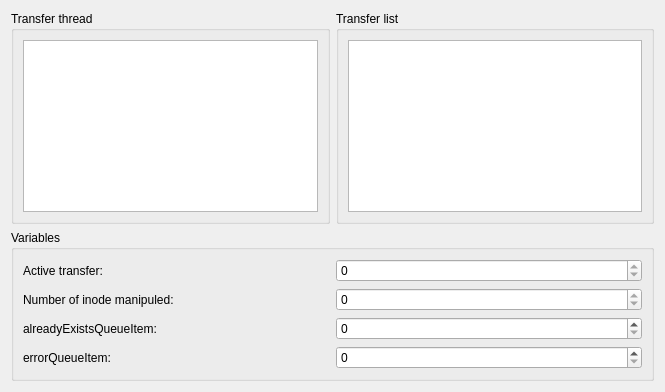
The window that plugins/CopyEngine/Ultracopier-Spec/debugDialog.ui (alphaonex86/Ultracopier) describes before a commit, drawn with Qt 5.
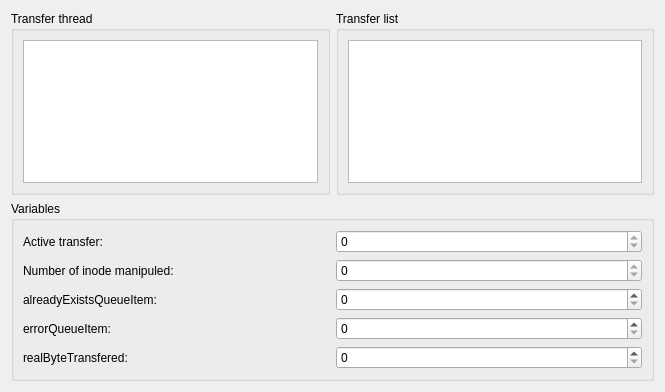
The same window after the commit.

```diff
--- a/plugins/CopyEngine/Ultracopier-Spec/debugDialog.ui
+++ b/plugins/CopyEngine/Ultracopier-Spec/debugDialog.ui
@@ -110,6 +110,20 @@
         </property>
        </widget>
       </item>
+      <item row="4" column="0">
+       <widget class="QLabel" name="label_5">
+        <property name="text">
+         <string>realByteTransfered:</string>
+        </property>
+       </widget>
+      </item>
+      <item row="4" column="1">
+       <widget class="QSpinBox" name="realByteTransfered">
+        <property name="maximum">
+         <number>999999999</number>
+        </property>
+       </widget>
+      </item>
      </layout>
     </widget>
    </item>
```
Left out of the diff: 38 changed lines with no effect on the pictures.
